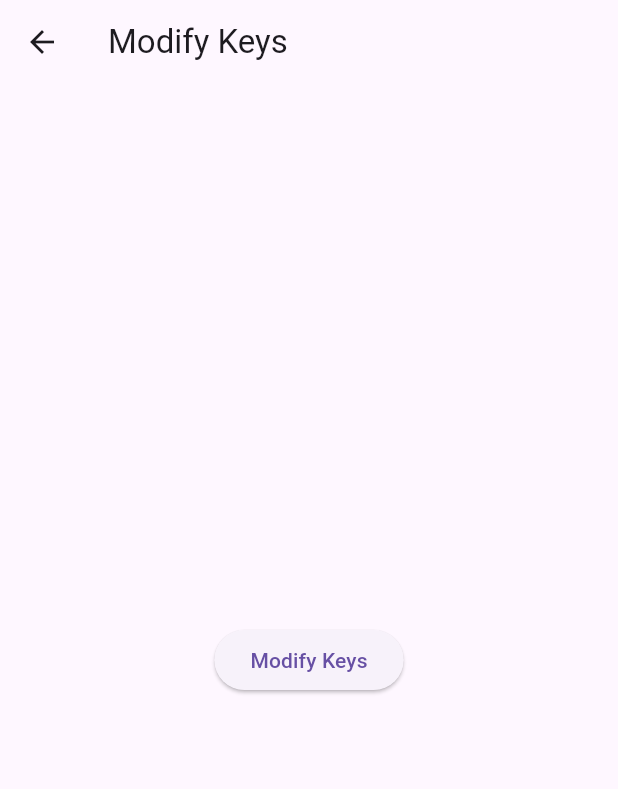
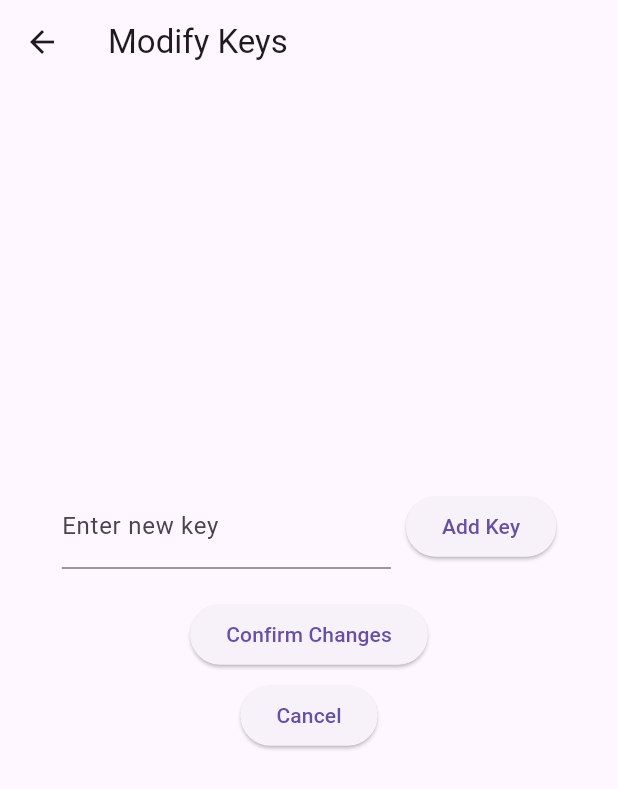
Before and after one commit to SantiagoLopezDeharo/news_alert, a Flutter app: the Modifykeys screen opened directly with empty values, on a phone screen of 412 x 824 dp. Shown: the top 789 px of the screen. Run offline on Flutter 3.47's test engine with Material 3 defaults, Android fonts, the phone set to English and light mode, and no system bars; our stand-ins replace firebase_core, firebase_messaging, flutter_dotenv, sqflite; accounts and stored records are empty; network calls fail.

Commit message:
feat(front): Added a page for modifying the search key words

```diff
--- a/news_alert/lib/modifyKeys.dart
+++ b/news_alert/lib/modifyKeys.dart
@@ -1,14 +1,16 @@
 import 'package:flutter/material.dart';
 
 class Modifykeys extends StatefulWidget {
-  const Modifykeys({super.key, required this.keys});
-  final List<String> keys;
+  Modifykeys({super.key, required this.keys});
+  List<String> keys;
 
   @override
   State<Modifykeys> createState() => _ModifykeysState();
 }
 
 class _ModifykeysState extends State<Modifykeys> {
+  TextEditingController newKeyController = TextEditingController();
+
   @override
   Widget build(BuildContext context) {
     return Scaffold(
@@ -17,23 +19,97 @@ class _ModifykeysState extends State<Modifykeys> {
       ),
       body: Center(
         child: Column(
-          mainAxisAlignment: MainAxisAlignment.center,
           children: [
-            ...[
-              for (var key in widget.keys)
-                Padding(
-                  padding: const EdgeInsets.all(8.0),
-                  child: Text(
-                    key,
-                    style: const TextStyle(fontSize: 18),
+            SizedBox(
+              height: MediaQuery.of(context).size.height * 0.3,
+              child: SingleChildScrollView(
+                physics: const BouncingScrollPhysics(),
+                child: Column(
+                  children: [
+                    for (var key in widget.keys)
+                      Card(
+                        margin: const EdgeInsets.symmetric(
+                            vertical: 10, horizontal: 20),
+                        shape: RoundedRectangleBorder(
+                          borderRadius: BorderRadius.circular(10),
+                        ),
+                        child: Row(
+                          mainAxisAlignment: MainAxisAlignment.center,
+                          children: [
+                            Text(
+                              key,
+                              style: const TextStyle(fontSize: 18),
+                            ),
+                            const SizedBox(width: 24),
+                            ElevatedButton(
+                              onPressed: () {
+                                widget.keys.remove(key);
+                                setState(() {});
+                              },
+                              child: const Text('Delete'),
+                            ),
+                          ],
+                        ),
+                      ),
+                  ],
+                ),
+              ),
+            ),
+            const SizedBox(height: 20),
+            SizedBox(
+              width: MediaQuery.of(context).size.width * 0.8,
+              child: Row(
+                mainAxisAlignment: MainAxisAlignment.center,
+                children: [
+                  Expanded(
+                    child: TextField(
+                      controller: newKeyController,
+                      decoration: const InputDecoration(
+                        labelText: 'Enter new key',
+                      ),
+                    ),
                   ),
-                ),
-            ],
+                  const SizedBox(width: 10),
+                  ElevatedButton(
+                    onPressed: () {
+                      if (newKeyController.text.isEmpty ||
+                          widget.keys
+                              .contains(newKeyController.text.toLowerCase()) ||
+                          newKeyController.text.toLowerCase() == 'all') {
+                        ScaffoldMessenger.of(context).showSnackBar(
+                          const SnackBar(
+                            content: Text('Invalid Key or already exists'),
+                          ),
+                        );
+                        return;
+                      }
+
+                      widget.keys = [
+                        newKeyController.text.toLowerCase(),
+                        ...widget.keys
+                      ];
+                      newKeyController.clear();
+
+                      setState(() {});
+                    },
+                    child: const Text('Add Key'),
+                  ),
+                ],
+              ),
+            ),
+            const SizedBox(height: 20),
             ElevatedButton(
               onPressed: () {
-                // Add your logic to modify keys here
+                Navigator.pop(context, widget.keys);
               },
-              child: const Text('Modify Keys'),
+              child: const Text('Confirm Changes'),
+            ),
+            const SizedBox(height: 6),
+            ElevatedButton(
+              onPressed: () {
+                Navigator.pop(context);
+              },
+              child: const Text('Cancel'),
             ),
           ],
         ),
```
Also changed, not shown: news_alert/lib/main.dart (+26 -1 lines).
